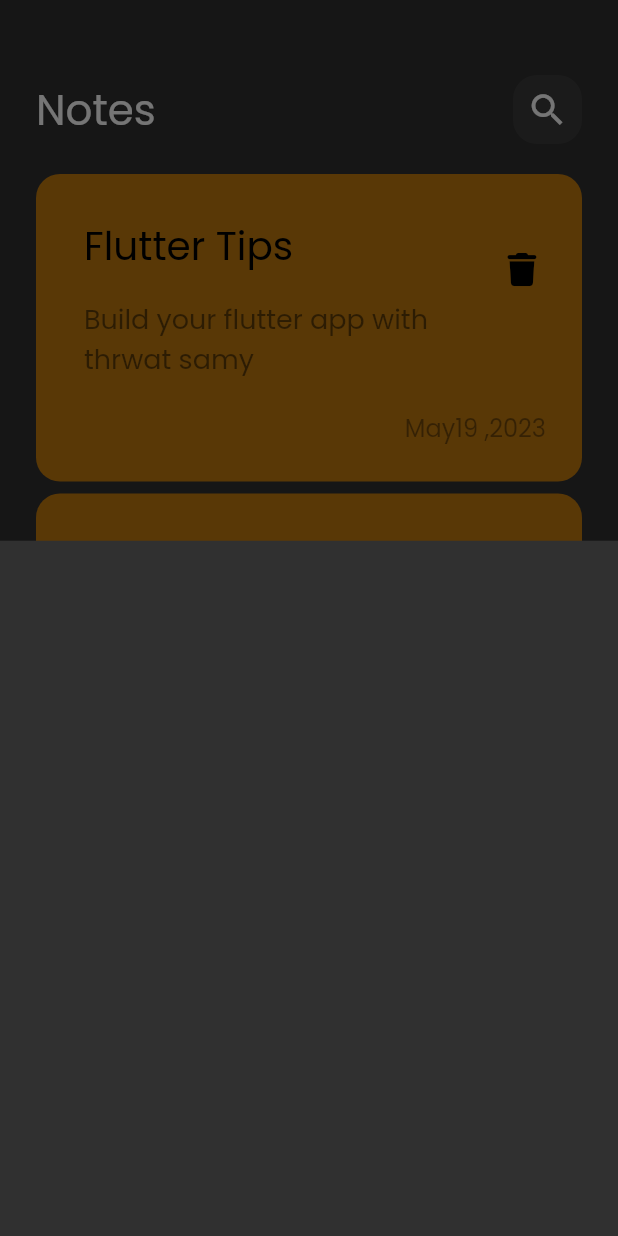
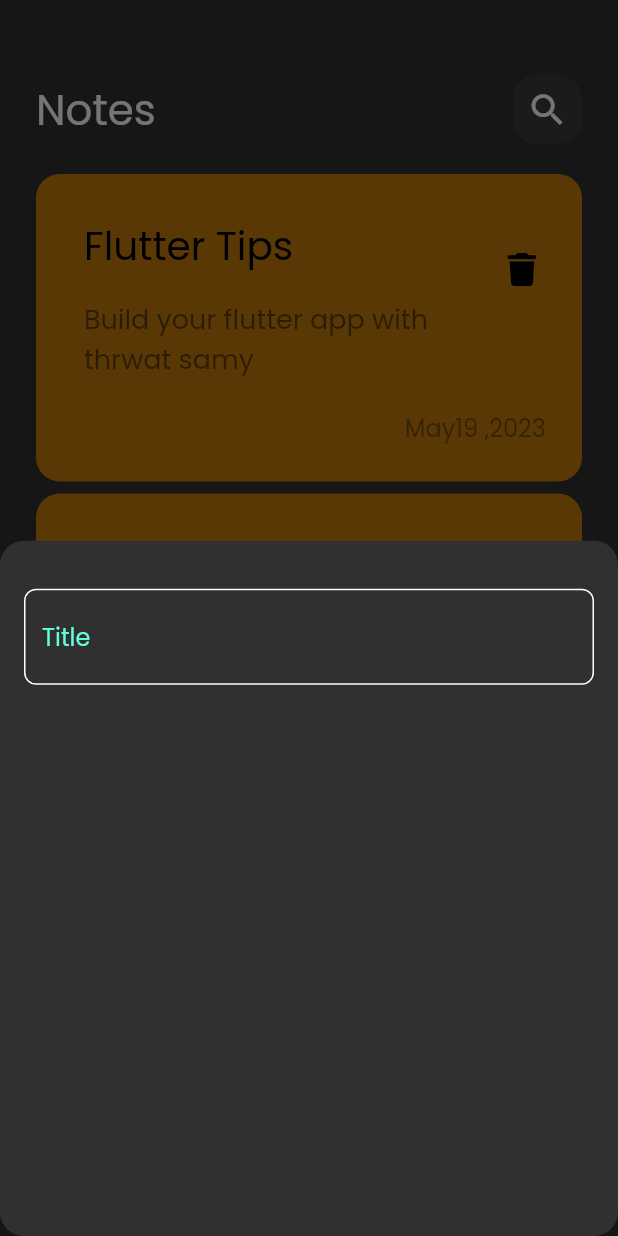
Before and after one commit to AsMaa-AhMeed/notes_app, a Flutter app: the screen it shows after launch, after a tap on the "add" icon, on a phone screen of 412 x 824 dp. Run offline on Flutter 3.47's test engine with Material 2 defaults, Android fonts, the phone set to English and light mode, and no system bars; our stand-ins replace font_awesome_flutter.

Commit message:
create custom text feild

```diff
--- /dev/null
+++ b/lib/constants.dart
@@ -0,0 +1,3 @@
+import 'package:flutter/material.dart';
+
+Color kPrimaryColor = const Color(0XFF64FFDA);
--- a/lib/views/notes_view.dart
+++ b/lib/views/notes_view.dart
@@ -12,6 +12,8 @@ class NotesView extends StatelessWidget {
       floatingActionButton: FloatingActionButton(
           onPressed: () {
             showModalBottomSheet(
+              shape: RoundedRectangleBorder(
+                  borderRadius: BorderRadius.circular(16)),
               context: context,
               builder: (context) {
                 return const AddNoteBottomSheet();
--- a/lib/views/widgets/add_note_botttom_sheet.dart
+++ b/lib/views/widgets/add_note_botttom_sheet.dart
@@ -1,10 +1,18 @@
 import 'package:flutter/material.dart';
+
+import 'widgets.dart';
 
 class AddNoteBottomSheet extends StatelessWidget {
   const AddNoteBottomSheet({super.key});
 
   @override
   Widget build(BuildContext context) {
-    return Container();
+    return Padding(
+      padding: const EdgeInsets.symmetric(horizontal: 16.0),
+      child: Column(children: [
+        SizedBox(height: 32),
+        CustomTextFeild(),
+      ]),
+    );
   }
 }
--- /dev/null
+++ b/lib/views/widgets/custom_text_feild.dart
@@ -0,0 +1,25 @@
+import 'package:flutter/material.dart';
+import 'package:notes_app/constants.dart';
+
+class CustomTextFeild extends StatelessWidget {
+  const CustomTextFeild({super.key});
+
+  @override
+  Widget build(BuildContext context) {
+    return TextField(
+      cursorColor: kPrimaryColor,
+      decoration: InputDecoration(
+          border: buildBorder(),
+          enabledBorder: buildBorder(),
+          focusedBorder: buildBorder(color: kPrimaryColor),
+          hintStyle: TextStyle(color: kPrimaryColor),
+          hintText: "Title"),
+    );
+  }
+
+  OutlineInputBorder buildBorder({Color? color}) {
+    return OutlineInputBorder(
+        borderSide: BorderSide(color: color ?? Colors.white),
+        borderRadius: BorderRadius.circular(8));
+  }
+}
--- a/lib/views/widgets/widgets.dart
+++ b/lib/views/widgets/widgets.dart
@@ -4,3 +4,4 @@ export 'custom_search_icon.dart';
 export 'custom_note_item.dart';
 export 'notes_listview.dart';
 export 'add_note_botttom_sheet.dart';
+export 'custom_text_feild.dart';
```
